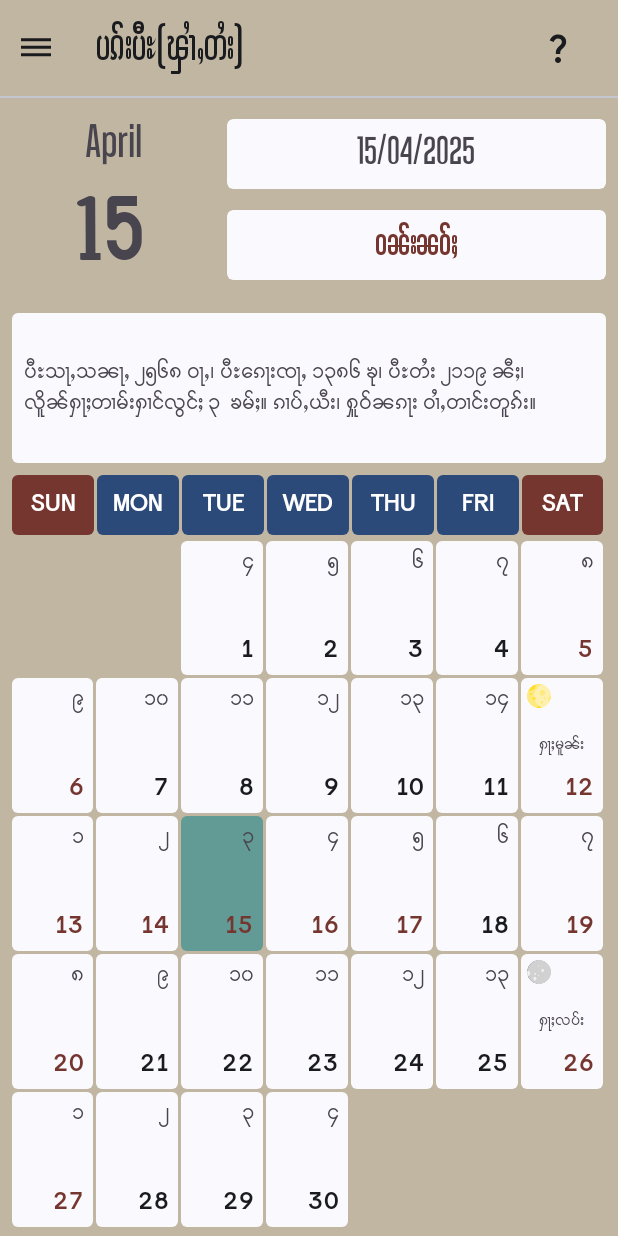
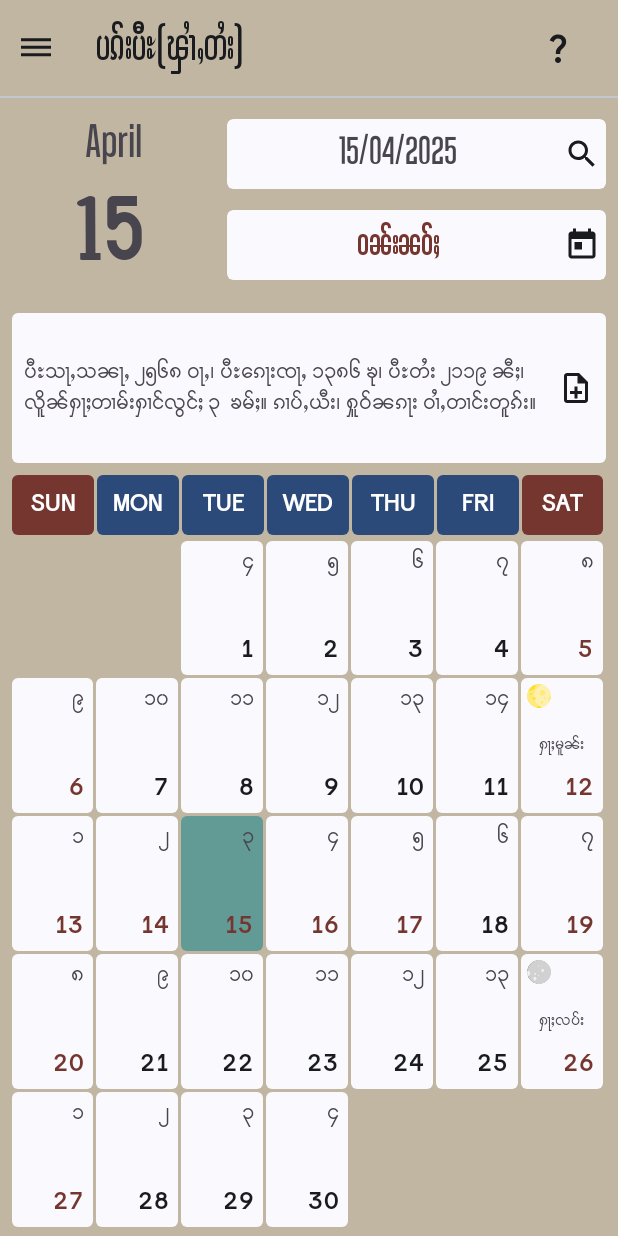
Before and after one commit to SaingHmineTun/TMK_Tai_Calendar, an Android app: the screen it shows after launch (HomeActivity), on a phone screen of 412 x 824 dp. Run offline under Robolectric (Android 15) with nearby library versions, the phone set to English and light mode, and no system bars; our stand-ins replace Room's generated code.

Commit message:
Add icons to show that the card view items are clickable and can do other functionality such as go to today date, search by date and go to add note page.

```diff
--- a/app/build.gradle
+++ b/app/build.gradle
@@ -9,8 +9,8 @@ android {
         applicationId "it.saimao.pakpicalendar"
         minSdk 26
         targetSdk 35
-        versionCode 6
-        versionName "1.5"
+        versionCode 7
+        versionName "1.6"
 
         testInstrumentationRunner "androidx.test.runner.AndroidJUnitRunner"
     }
--- /dev/null
+++ b/app/src/main/res/drawable/ic_add_note.xml
@@ -0,0 +1,13 @@
+<vector xmlns:android="http://schemas.android.com/apk/res/android"
+    android:width="24dp"
+    android:height="24dp"
+    android:autoMirrored="true"
+    android:tint="?colorOnSurface"
+    android:viewportWidth="24"
+    android:viewportHeight="24">
+
+    <path
+        android:fillColor="@android:color/white"
+        android:pathData="M13,11h-2v3L8,14v2h3v3h2v-3h3v-2h-3zM14,2L6,2c-1.1,0 -2,0.9 -2,2v16c0,1.1 0.89,2 1.99,2L18,22c1.1,0 2,-0.9 2,-2L20,8l-6,-6zM18,20L6,20L6,4h7v5h5v11z" />
+
+</vector>
--- /dev/null
+++ b/app/src/main/res/drawable/ic_search_day.xml
@@ -0,0 +1,12 @@
+<vector xmlns:android="http://schemas.android.com/apk/res/android"
+    android:width="24dp"
+    android:height="24dp"
+    android:tint="?colorOnSurface"
+    android:viewportWidth="24"
+    android:viewportHeight="24">
+
+    <path
+        android:fillColor="@android:color/white"
+        android:pathData="M15.5,14h-0.79l-0.28,-0.27C15.41,12.59 16,11.11 16,9.5 16,5.91 13.09,3 9.5,3S3,5.91 3,9.5 5.91,16 9.5,16c1.61,0 3.09,-0.59 4.23,-1.57l0.27,0.28v0.79l5,4.99L20.49,19l-4.99,-5zM9.5,14C7.01,14 5,11.99 5,9.5S7.01,5 9.5,5 14,7.01 14,9.5 11.99,14 9.5,14z" />
+
+</vector>
--- /dev/null
+++ b/app/src/main/res/drawable/ic_today.xml
@@ -0,0 +1,12 @@
+<vector xmlns:android="http://schemas.android.com/apk/res/android"
+    android:width="24dp"
+    android:height="24dp"
+    android:tint="?colorOnSurface"
+    android:viewportWidth="24"
+    android:viewportHeight="24">
+
+    <path
+        android:fillColor="@android:color/white"
+        android:pathData="M19,3h-1L18,1h-2v2L8,3L8,1L6,1v2L5,3c-1.11,0 -1.99,0.9 -1.99,2L3,19c0,1.1 0.89,2 2,2h14c1.1,0 2,-0.9 2,-2L21,5c0,-1.1 -0.9,-2 -2,-2zM19,19L5,19L5,8h14v11zM7,10h5v5L7,15z" />
+
+</vector>
--- a/app/src/main/res/layout/fragment_calendar.xml
+++ b/app/src/main/res/layout/fragment_calendar.xml
@@ -67,6 +67,7 @@
                 android:id="@+id/tv_full_date"
                 android:layout_width="match_parent"
                 android:layout_height="match_parent"
+                android:drawableEnd="@drawable/ic_search_day"
                 android:fontFamily="@font/aj_kunheing_11"
                 android:gravity="center"
                 android:padding="4dp"
@@ -91,8 +92,8 @@
                 android:id="@+id/tv_date"
                 android:layout_width="match_parent"
                 android:layout_height="match_parent"
+                android:drawableEnd="@drawable/ic_today"
                 android:ellipsize="marquee"
-
                 android:fontFamily="@font/aj_kunheing_11"
                 android:gravity="center"
                 android:marqueeRepeatLimit="marquee_forever"
@@ -106,15 +107,14 @@
         <TextView
             android:id="@+id/tv_detail"
             android:layout_width="match_parent"
-
             android:layout_height="100dp"
             android:layout_marginTop="8dp"
             android:background="@drawable/bg_item"
             android:clickable="true"
+            android:drawableEnd="@drawable/ic_add_note"
             android:foreground="?android:selectableItemBackgroundBorderless"
             android:gravity="center_vertical"
             android:padding="8dp"
-            android:text="သာသနာနှစ် ၂၅၆၈ ခု၊ မြန်မာနှစ် ၁၃၈၆ ခု၊ ဝါဆို လဆုတ် ၈ ရ်၊ တနင်္ဂနွေနေ့"
             android:textSize="14sp"
             app:layout_constraintTop_toBottomOf="@id/ll_day" />
 
--- a/app/src/main/res/layout/fragment_pakpi.xml
+++ b/app/src/main/res/layout/fragment_pakpi.xml
@@ -27,6 +27,7 @@
             app:strokeWidth="0dp">
 
             <TextView
+                android:drawableEnd="@drawable/ic_search_day"
                 android:id="@+id/tv_full_date"
                 android:layout_width="match_parent"
                 android:layout_height="match_parent"
@@ -50,6 +51,7 @@
             app:strokeWidth="0dp">
 
             <TextView
+                android:drawableEnd="@drawable/ic_today"
                 android:id="@+id/tv_month"
                 android:layout_width="match_parent"
                 android:layout_height="match_parent"
@@ -67,13 +69,13 @@
 
 
         <TextView
+            android:drawableEnd="@drawable/ic_add_note"
             android:id="@+id/tv_detail"
             android:layout_width="match_parent"
             android:layout_height="100dp"
             android:layout_marginTop="16dp"
             android:background="@drawable/bg_item"
             android:gravity="center_vertical"
-
             android:clickable="true"
             android:foreground="?android:selectableItemBackgroundBorderless"
             android:padding="8dp"
--- a/app/src/main/res/values/strings.xml
+++ b/app/src/main/res/values/strings.xml
@@ -1,6 +1,6 @@
 <resources>
     <string name="app_name">Pakpi Calendar</string>
-    <string name="app_version">Version 1.5</string>
+    <string name="app_version">Version 1.6</string>
     <string name="open_drawer">Open drawer</string>
     <string name="close_drawer">Close drawer</string>
     <string name="pakpi_tai">ပၵ်းပီႊ(ၾၢႆႇတႆး)</string>
```
